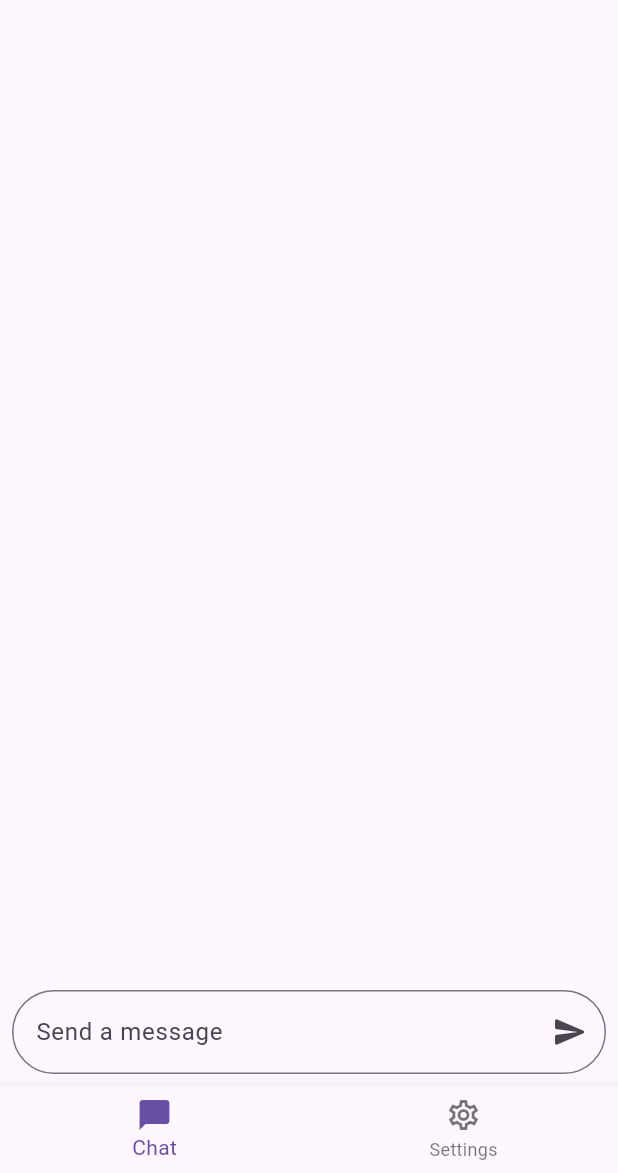
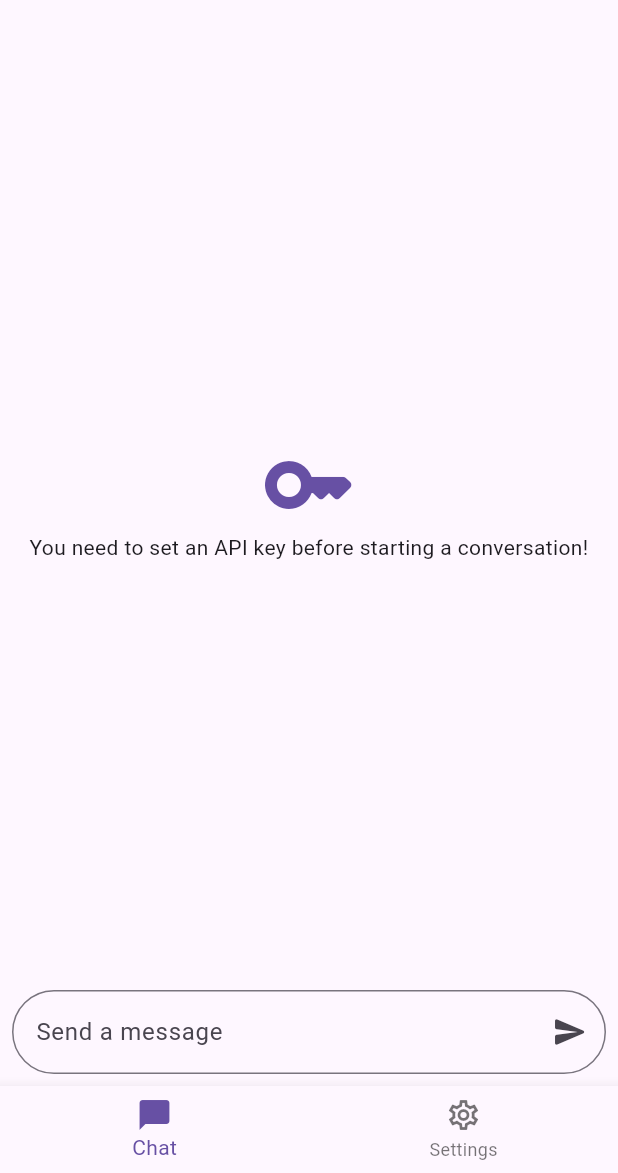
Before and after one commit to fullstackbusiness1128/ChatGTP-Flutter, a Flutter app: the screen it shows after launch, on a phone screen of 412 x 824 dp, the part 63-1236 px from its top. Run offline on Flutter 3.47's test engine with Material 2 defaults, Android fonts, the phone set to English and light mode, and no system bars; our stand-ins replace awesome_extensions, equatable, flutter_bloc, flutter_secure_storage, get_it, go_router and 5 more; missing offline and left inert: chat_gpt_sdk.

Commit message:
[Added] Check valid key before starting a conversation

```diff
--- a/lib/presentation/screens/home/home_container.dart
+++ b/lib/presentation/screens/home/home_container.dart
@@ -1,6 +1,7 @@
 import 'package:chat_gpt_app/presentation/screens/home/model/message_model.dart';
 import 'package:chat_gpt_app/presentation/screens/home/states/conversation/conversation_cubit.dart';
 import 'package:chat_gpt_app/presentation/widgets/message_bubble.dart';
+import 'package:chat_gpt_app/states/open_ai_api/selectors/has_valid_api_key_selector.dart';
 import 'package:flutter/material.dart';
 import 'package:flutter_bloc/flutter_bloc.dart';
 
@@ -25,7 +26,33 @@ class HomeScreenContainerState extends State<HomeScreenContainer> {
         controller: _scrollController,
         reverse: true,
         slivers: [
-          BlocBuilder<ConversationCubit, ConversationState>(
+          HasValidApiKeySelector(
+            builder: (context, hasValidKey) {
+              if (!hasValidKey) {
+                return SliverFillRemaining(
+                  child: Center(
+                    child: Padding(
+                      padding: const EdgeInsets.symmetric(horizontal: 16),
+                      child: Column(
+                        crossAxisAlignment: CrossAxisAlignment.center,
+                        mainAxisAlignment: MainAxisAlignment.center,
+                        children: [
+                          Icon(
+                            Icons.key_rounded,
+                            size: 64,
+                            color: Theme.of(context).colorScheme.primary,
+                          ),
+                          const Text(
+                            "You need to set an API key before starting a conversation!",
+                            textAlign: TextAlign.center,
+                          )
+                        ],
+                      ),
+                    ),
+                  ),
+                );
+              }
+              return BlocBuilder<ConversationCubit, ConversationState>(
                 builder: (context, state) {
                   List<MessageModel> allMessages = [];
                   if (state is ConversationLoadedState) {
@@ -45,6 +72,8 @@ class HomeScreenContainerState extends State<HomeScreenContainer> {
                     ),
                   );
                 },
+              );
+            },
           ),
         ],
       ),
@@ -55,11 +84,15 @@ class HomeScreenContainerState extends State<HomeScreenContainer> {
           width: double.infinity,
           alignment: Alignment.bottomCenter,
           color: Colors.transparent,
-          child: TextFormField(
+          child: HasValidApiKeySelector(
+            builder: (context, hasValidKey) {
+              return TextFormField(
                 controller: _chatBoxTextController,
                 onFieldSubmitted: (value) {
+                  if (hasValidKey) {
                     _chatBoxTextController.clear();
                     context.read<ConversationCubit>().sendMessage(value);
+                  }
                 },
                 decoration: InputDecoration(
                   suffixIcon: ValueListenableBuilder(
@@ -69,8 +102,10 @@ class HomeScreenContainerState extends State<HomeScreenContainer> {
                         color: value.text.isNotEmpty ? Theme.of(context).colorScheme.primary : null,
                         onPressed: value.text.isNotEmpty
                             ? () {
+                                if (hasValidKey) {
                                   _chatBoxTextController.clear();
                                   context.read<ConversationCubit>().sendMessage(value.text);
+                                }
                               }
                             : null,
                         icon: const Icon(Icons.send_rounded),
@@ -82,6 +117,8 @@ class HomeScreenContainerState extends State<HomeScreenContainer> {
                     borderRadius: BorderRadius.circular(120),
                   ),
                 ),
+              );
+            },
           ),
         ),
       ),
--- /dev/null
+++ b/lib/states/open_ai_api/selectors/has_valid_api_key_selector.dart
@@ -0,0 +1,11 @@
+import 'package:chat_gpt_app/states/open_ai_api/open_ai_key_cubit.dart';
+import 'package:flutter/material.dart';
+import 'package:flutter_bloc/flutter_bloc.dart';
+
+class HasValidApiKeySelector extends BlocSelector<OpenAIKeyCubit, OpenAIKeyState, bool> {
+  HasValidApiKeySelector({required Widget Function(BuildContext, bool) builder, super.key})
+      : super(
+          selector: (state) => state is OpenAIKeyLoadedState,
+          builder: builder,
+        );
+}
```
Lines whose indentation alone changed are shown as unchanged.
